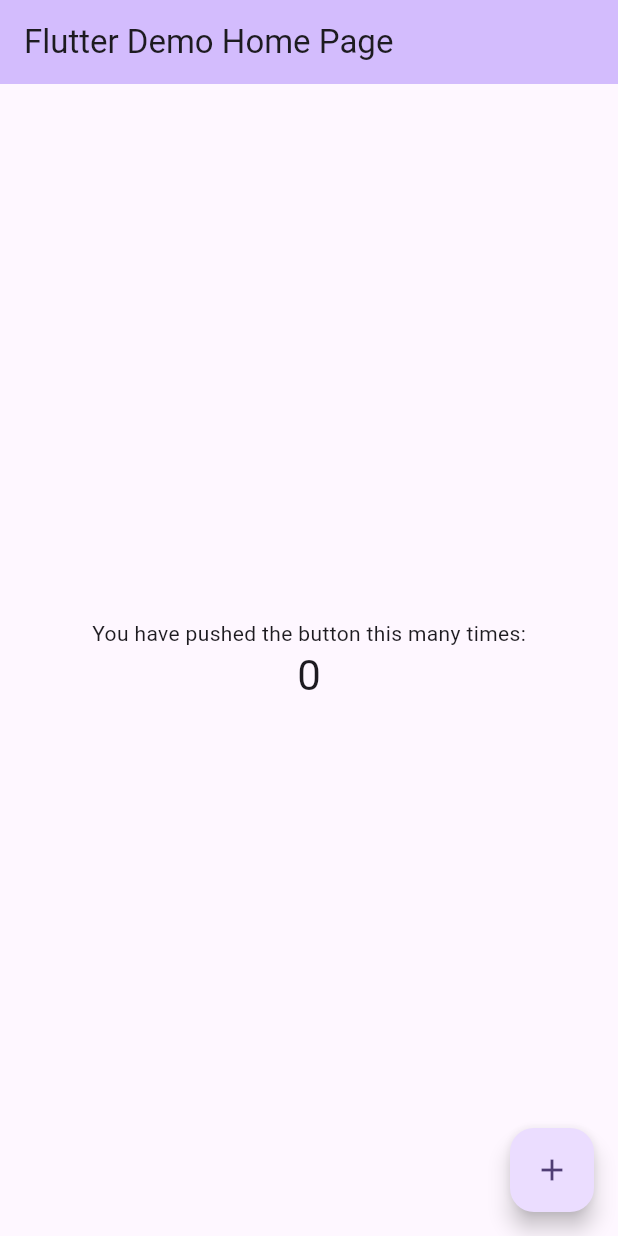
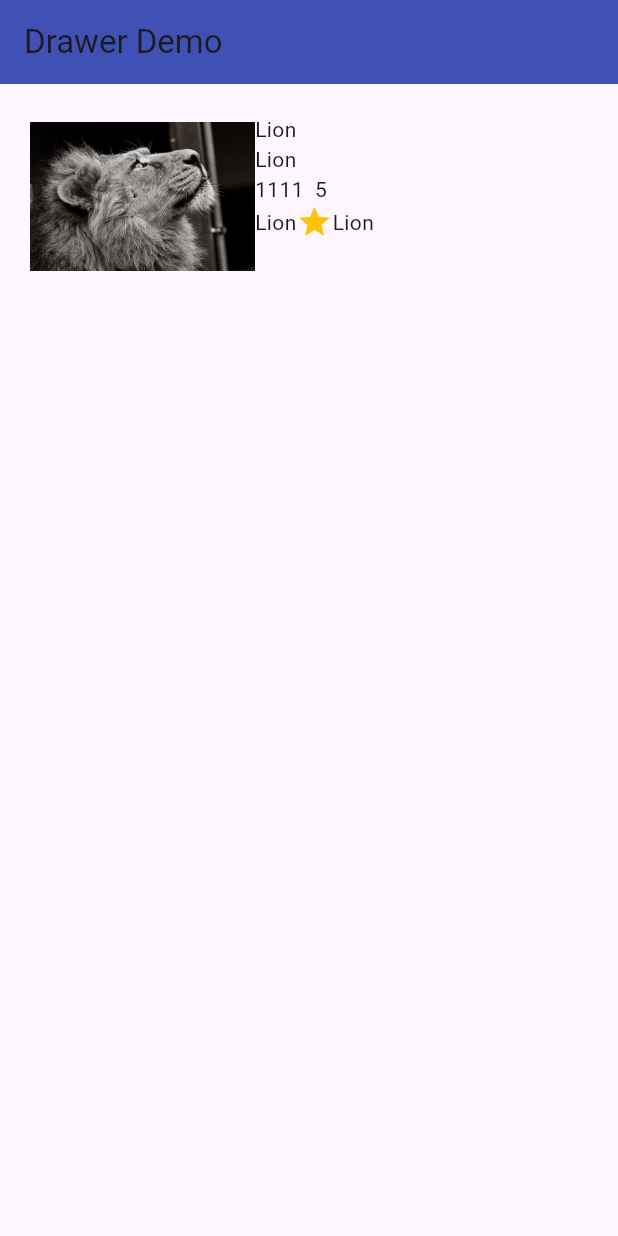
Before and after one commit to peaknugget/epic-nextjs15-strapi5-no2, a Flutter app: the screen it shows after launch, on a phone screen of 412 x 824 dp. Run offline on Flutter 3.47's test engine with Material 3 defaults, Android fonts, the phone set to English and light mode, and no system bars.

```diff
--- a/summary_app/analysis_options.yaml
+++ b/summary_app/analysis_options.yaml
@@ -21,6 +21,11 @@ linter:
   # `// ignore_for_file: name_of_lint` syntax on the line or in the file
   # producing the lint.
   rules:
+    # prefer_typing_uninitialized_variables: false
+    # prefer_const_constructors_in_immutables: false
+    # prefer_const_constructors: false
+    # avoid_print: false
+
     # avoid_print: false  # Uncomment to disable the `avoid_print` rule
     # prefer_single_quotes: true  # Uncomment to enable the `prefer_single_quotes` rule
 
--- a/summary_app/lib/main.dart
+++ b/summary_app/lib/main.dart
@@ -1,122 +1,58 @@
 import 'package:flutter/material.dart';
 
-void main() {
-  runApp(const MyApp());
-}
+/// Flutter code sample for [NavigationDrawer].
 
-class MyApp extends StatelessWidget {
-  const MyApp({super.key});
+void main() => runApp(const NavigationDrawerApp());
 
-  // This widget is the root of your application.
+class NavigationDrawerApp extends StatelessWidget {
+  const NavigationDrawerApp({super.key});
+
   @override
   Widget build(BuildContext context) {
     return MaterialApp(
-      title: 'Flutter Demo',
-      theme: ThemeData(
-        // This is the theme of your application.
-        //
-        // TRY THIS: Try running your application with "flutter run". You'll see
-        // the application has a purple toolbar. Then, without quitting the app,
-        // try changing the seedColor in the colorScheme below to Colors.green
-        // and then invoke "hot reload" (save your changes or press the "hot
-        // reload" button in a Flutter-supported IDE, or press "r" if you used
-        // the command line to start the app).
-        //
-        // Notice that the counter didn't reset back to zero; the application
-        // state is not lost during the reload. To reset the state, use hot
-        // restart instead.
-        //
-        // This works for code too, not just values: Most code changes can be
-        // tested with just a hot reload.
-        colorScheme: ColorScheme.fromSeed(seedColor: Colors.deepPurple),
+      debugShowCheckedModeBanner: false,
+      home: Scaffold(
+        appBar: AppBar(
+          title: Text('Drawer Demo'),
+          backgroundColor: Color(0xFF3F51B5),
         ),
-      home: const MyHomePage(title: 'Flutter Demo Home Page'),
-    );
-  }
-}
+        body: Container(
+          height: 150,
+          padding: EdgeInsets.all(20),
+          child: Row(
+            children: [
+              Image.asset('assets/lion.jpg', width: 150),
+              Container(
+                child: Column(
+                  crossAxisAlignment: CrossAxisAlignment.start,
+                  children: [
+                    Text('Lion'),
 
-class MyHomePage extends StatefulWidget {
-  const MyHomePage({super.key, required this.title});
+                    Text('Lion'),
+                    Text('1111  5'),
 
-  // This widget is the home page of your application. It is stateful, meaning
-  // that it has a State object (defined below) that contains fields that affect
-  // how it looks.
-
-  // This class is the configuration for the state. It holds the values (in this
-  // case the title) provided by the parent (in this case the App widget) and
-  // used by the build method of the State. Fields in a Widget subclass are
-  // always marked "final".
-
-  final String title;
-
-  @override
-  State<MyHomePage> createState() => _MyHomePageState();
-}
-
-class _MyHomePageState extends State<MyHomePage> {
-  int _counter = 0;
-
-  void _incrementCounter() {
-    setState(() {
-      // This call to setState tells the Flutter framework that something has
-      // changed in this State, which causes it to rerun the build method below
-      // so that the display can reflect the updated values. If we changed
-      // _counter without calling setState(), then the build method would not be
-      // called again, and so nothing would appear to happen.
-      _counter++;
-    });
-  }
-
-  @override
-  Widget build(BuildContext context) {
-    // This method is rerun every time setState is called, for instance as done
-    // by the _incrementCounter method above.
-    //
-    // The Flutter framework has been optimized to make rerunning build methods
-    // fast, so that you can just rebuild anything that needs updating rather
-    // than having to individually change instances of widgets.
-    return Scaffold(
-      appBar: AppBar(
-        // TRY THIS: Try changing the color here to a specific color (to
-        // Colors.amber, perhaps?) and trigger a hot reload to see the AppBar
-        // change color while the other colors stay the same.
-        backgroundColor: Theme.of(context).colorScheme.inversePrimary,
-        // Here we take the value from the MyHomePage object that was created by
-        // the App.build method, and use it to set our appbar title.
-        title: Text(widget.title),
-      ),
-      body: Center(
-        // Center is a layout widget. It takes a single child and positions it
-        // in the middle of the parent.
-        child: Column(
-          // Column is also a layout widget. It takes a list of children and
-          // arranges them vertically. By default, it sizes itself to fit its
-          // children horizontally, and tries to be as tall as its parent.
-          //
-          // Column has various properties to control how it sizes itself and
-          // how it positions its children. Here we use mainAxisAlignment to
-          // center the children vertically; the main axis here is the vertical
-          // axis because Columns are vertical (the cross axis would be
-          // horizontal).
-          //
-          // TRY THIS: Invoke "debug painting" (choose the "Toggle Debug Paint"
-          // action in the IDE, or press "p" in the console), to see the
-          // wireframe for each widget.
-          mainAxisAlignment: MainAxisAlignment.center,
-          children: <Widget>[
-            const Text('You have pushed the button this many times:'),
-            Text(
-              '$_counter',
-              style: Theme.of(context).textTheme.headlineMedium,
+                    Row(
+                      children: [
+                        Text('Lion'),
+                        Icon(Icons.star, color: Colors.amber),
+                        Text('Lion'),
+                      ],
                     ),
                   ],
                 ),
               ),
-      floatingActionButton: FloatingActionButton(
-        onPressed: _incrementCounter,
-        tooltip: 'Increment',
-        child: const Icon(Icons.add),
-      ), // This trailing comma makes auto-formatting nicer for build methods.
+              // Flexible(
+              //   flex: 3,
+              //   child: Container(color: Color.fromARGB(255, 37, 185, 7)),
+              // ),
+              // Flexible(
+              //   flex: 7,
+              //   child: Container(color: Color.fromARGB(255, 148, 16, 16)),
+              // ),
+            ],
+          ),
+        ),
+      ),
     );
   }
 }
--- a/summary_app/pubspec.yaml
+++ b/summary_app/pubspec.yaml
@@ -52,6 +52,9 @@ dev_dependencies:
 # The following section is specific to Flutter packages.
 flutter:
 
+  assets:
+     - assets/
+
   # The following line ensures that the Material Icons font is
   # included with your application, so that you can use the icons in
   # the material Icons class.
```
Also changed, not shown: summary_app/assets/images/lion.jpg (added), summary_app/assets/lion.jpg (added), 8 other files. Lines whose indentation alone changed are shown as unchanged.
